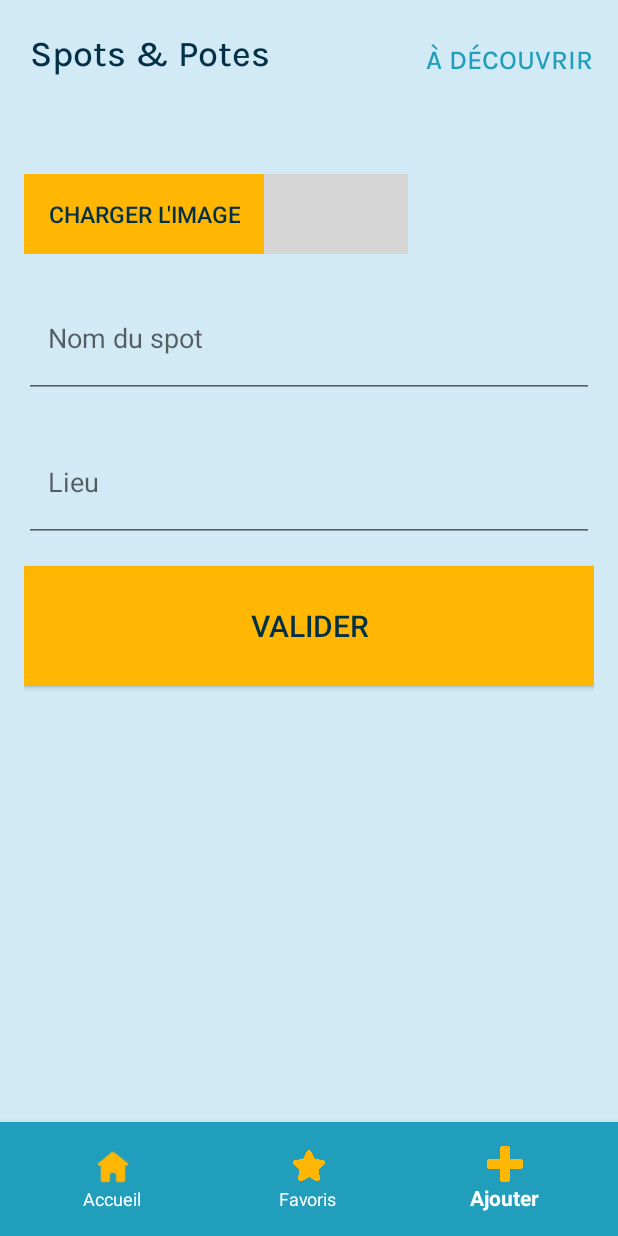
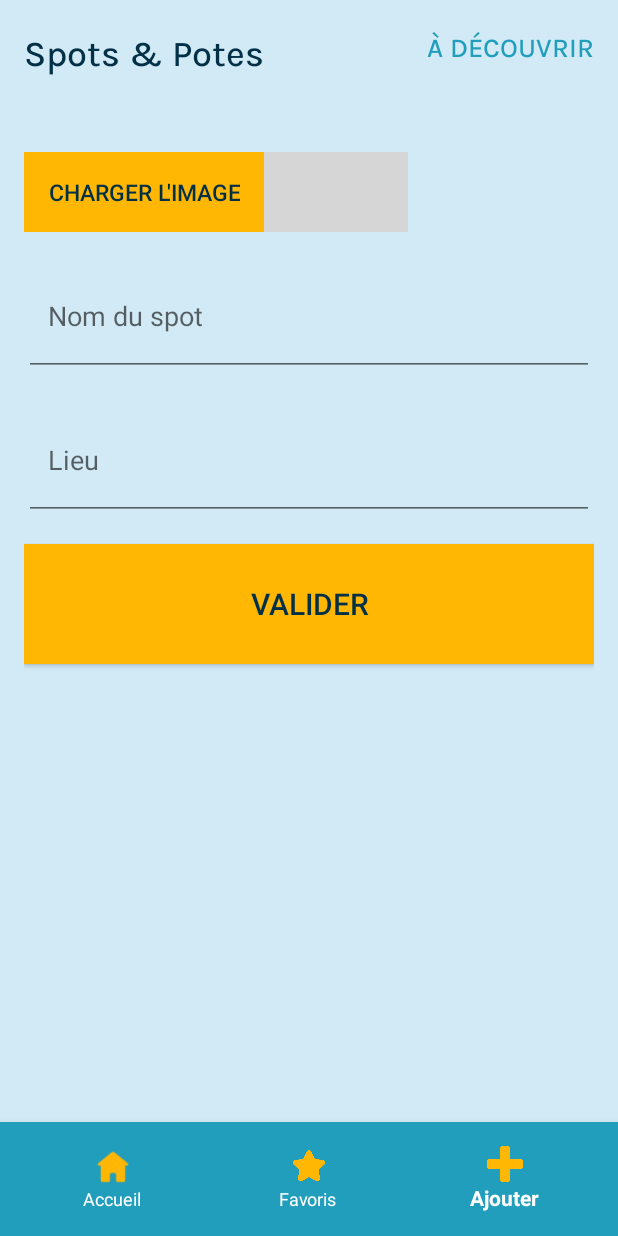
Before and after one commit to adatechschool/projet-collectif-mobile-front-crom, an Android app: the screen it shows after launch (MainActivity), item 3 of the bottom bar chosen, on a phone screen of 412 x 824 dp. Run offline under Robolectric (Android 15) with nearby library versions, the light colour scheme and no system bars; grey boxes are pictures that could not be loaded.

Commit message:
page d'accueil OKgit add .

```diff
--- a/app/src/main/java/com/example/bestsurfspots/fragments/HomePageFragment.kt
+++ b/app/src/main/java/com/example/bestsurfspots/fragments/HomePageFragment.kt
@@ -10,6 +10,7 @@ import com.example.bestsurfspots.R
 import com.example.bestsurfspots.adapter.SpotAdapter
 
 class HomePageFragment : Fragment() {
+
     override fun onCreateView(inflater: LayoutInflater, container: ViewGroup?, savedInstanceState: Bundle?): View? {
         val view = inflater.inflate(R.layout.fragment_homepage, container, false)
 
--- a/app/src/main/res/layout/activity_main.xml
+++ b/app/src/main/res/layout/activity_main.xml
@@ -1,45 +1,50 @@
 <?xml version="1.0" encoding="utf-8"?>
 <androidx.constraintlayout.widget.ConstraintLayout xmlns:android="http://schemas.android.com/apk/res/android"
     xmlns:app="http://schemas.android.com/apk/res-auto"
-    xmlns:tools="http://schemas.android.com/tools"
+    android:orientation="vertical"
     android:layout_width="match_parent"
     android:layout_height="match_parent"
-    tools:context=".MainActivity">
-
+>
+    <!-- Permet de gérer l'affichage du contenu principal en fonction de la page -->
+    <RelativeLayout
+        android:id="@+id/header"
+        android:layout_width="match_parent"
+        android:layout_height="82dp"
+        android:layout_margin="@dimen/fab_margin"
+        >
 
         <!--Affiche le titre de l'app : A MODIFIER avec le logo de l'app +tard-->
         <TextView
             android:id="@+id/app_name"
+            style="@style/DefaultTextStyle"
             android:layout_width="wrap_content"
             android:layout_height="wrap_content"
+            android:layout_alignParentStart="true"
+            android:layout_marginTop="20dp"
             android:text="@string/app_name"
-        android:layout_marginLeft="20dp"
-        android:layout_marginTop="20dp"
-        app:layout_constraintStart_toStartOf="parent"
-        app:layout_constraintTop_toTopOf="parent"
-        style="@style/DefaultTextStyle"
            />
 
         <!--Affiche le nom de la page sur laquelle on se trouve-->
-
-
         <TextView
             android:id="@+id/home_page_title"
             style="@style/SubtitleTextStyle"
             android:layout_width="wrap_content"
             android:layout_height="wrap_content"
-        android:layout_marginStart="264dp"
-        android:layout_marginTop="8dp"
+            android:layout_marginTop="20dp"
+            android:layout_alignParentEnd="true"
             android:text="@string/home_page_title"
-        app:layout_constraintStart_toStartOf="@+id/app_name"
-        app:layout_constraintTop_toTopOf="@+id/app_name" />
+           />
+    </RelativeLayout>
 
-    <!-- Permet de gérer l'affichage du contenu principal en fonction de la page -->
     <FrameLayout
         android:id="@+id/nav_host_fragment_content_main"
         android:layout_width="match_parent"
         android:layout_height="match_parent"
-        android:layout_marginTop="100dp" />
+        android:layout_marginTop="85dp"
+        android:layout_marginBottom="75dp"
+        app:layout_constraintTop_toBottomOf="@+id/header"
+        app:layout_constraintBottom_toTopOf="@+id/navigation_view"/>
+
 
     <com.google.android.material.bottomnavigation.BottomNavigationView
         android:id="@+id/navigation_view"
--- a/app/src/main/res/layout/fragment_homepage.xml
+++ b/app/src/main/res/layout/fragment_homepage.xml
@@ -3,12 +3,12 @@
     xmlns:app="http://schemas.android.com/apk/res-auto"
     android:orientation="vertical"
     android:layout_width="match_parent"
-    android:layout_height="match_parent">
+    android:layout_height="wrap_content">
 
     <androidx.recyclerview.widget.RecyclerView
         android:id="@+id/homepage_recycler_list"
         android:layout_width="match_parent"
-        android:layout_height="match_parent"
+        android:layout_height="wrap_content"
         android:layout_marginStart="30dp"
         app:layoutManager="androidx.recyclerview.widget.LinearLayoutManager"/>
 </LinearLayout>
```
Also changed, not shown: app/src/main/res/layout/item_horizontal_spot.xml (+29 -4 lines). Lines whose indentation alone changed are shown as unchanged.
